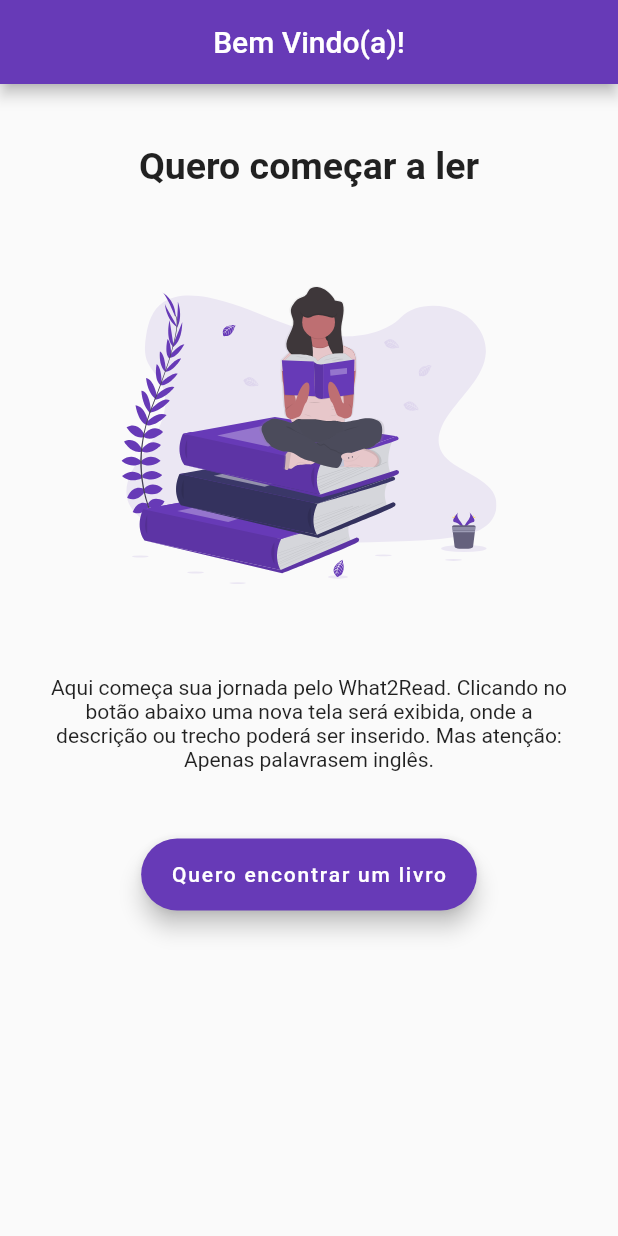
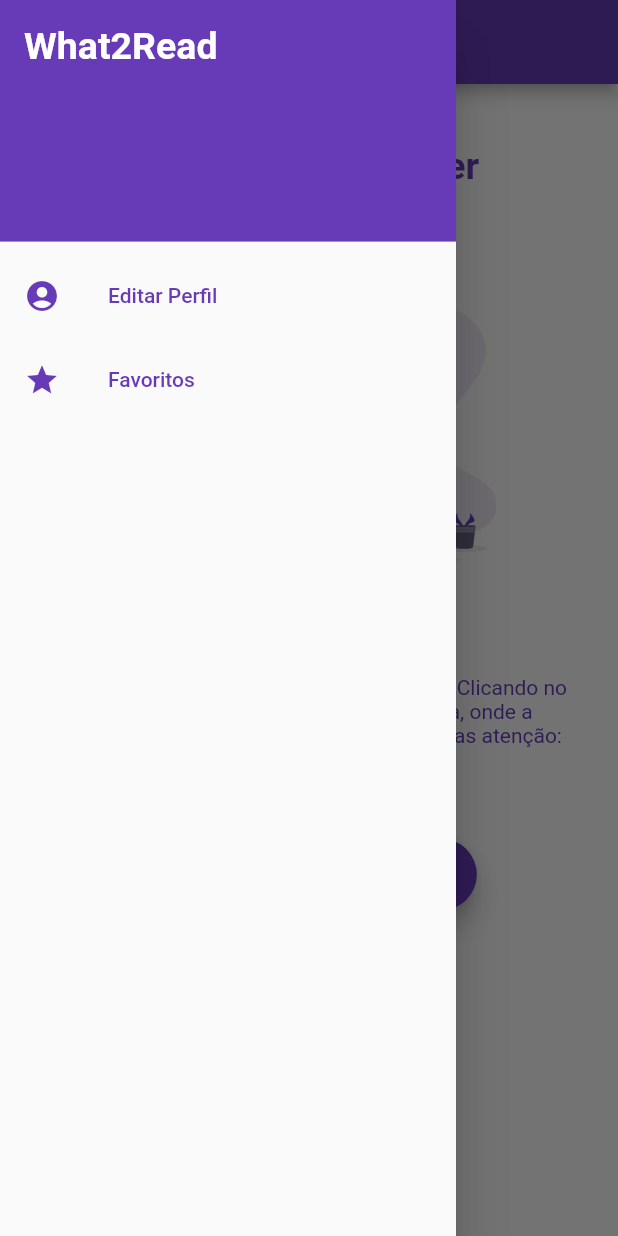
Before and after one commit to Hulltan/What2Read, a Flutter app: the FindBook screen opened by its route, with the side drawer open (before the commit the screen has no drawer), on a phone screen of 412 x 824 dp. Run offline on Flutter 3.47's test engine with Material 2 defaults, Android fonts, the phone set to English and light mode, and no system bars; our stand-ins replace firebase_auth, firebase_core, flutter_svg; accounts and stored records are empty.

Commit message:
Add Drawer

```diff
--- /dev/null
+++ b/lib/View/drawerBar.dart
@@ -0,0 +1,53 @@
+import 'package:flutter/material.dart';
+
+class DrawerBar extends StatelessWidget {
+  const DrawerBar({Key? key}) : super(key: key);
+
+  @override
+  Widget build(BuildContext context) {
+    return Drawer(
+      child: ListView(
+        children: [
+          const DrawerHeader(
+            decoration: BoxDecoration(
+              color: Colors.deepPurple,
+            ),
+            child: Text(
+              'What2Read',
+              style: const TextStyle(
+                  fontWeight: FontWeight.bold,
+                  color: Colors.white,
+                  fontSize: 25),
+            ),
+          ),
+          ListTile(
+            leading: Icon(
+              Icons.account_circle,
+              color: Colors.deepPurple,
+            ),
+            title: const Text(
+              'Editar Perfil',
+              style: const TextStyle(color: Colors.deepPurple),
+            ),
+            onTap: () {
+              Navigator.pop(context);
+            },
+          ),
+          ListTile(
+            leading: Icon(
+              Icons.star,
+              color: Colors.deepPurple,
+            ),
+            title: const Text(
+              'Favoritos',
+              style: const TextStyle(color: Colors.deepPurple),
+            ),
+            onTap: () {
+              // Navigator.pushNamed(context, '/savedBooks');
+            },
+          ),
+        ],
+      ),
+    );
+  }
+}
--- a/lib/View/findBook.dart
+++ b/lib/View/findBook.dart
@@ -1,5 +1,6 @@
 import 'package:flutter/material.dart';
 import 'package:flutter_svg/flutter_svg.dart';
+import 'package:what2read/View/drawerBar.dart';
 
 class FindBook extends StatefulWidget {
   const FindBook({Key? key, required this.title}) : super(key: key);
@@ -16,15 +17,20 @@ class _FindBookState extends State<FindBook> {
       appBar: AppBar(
         title: Text(widget.title),
         centerTitle: true,
-        automaticallyImplyLeading: false,
       ),
+      drawer: DrawerBar(),
       body: Center(
         child: Column(
           crossAxisAlignment: CrossAxisAlignment.center,
           children: [
             Container(
-              child: Text("Quero começar a ler",
-                  style: TextStyle(fontSize: 25, fontWeight: FontWeight.bold)),
+              child: Text(
+                "Quero começar a ler",
+                style: const TextStyle(
+                    fontWeight: FontWeight.bold,
+                    color: Colors.deepPurple,
+                    fontSize: 25),
+              ),
               padding: EdgeInsets.all(20),
               margin: EdgeInsets.only(bottom: 20, top: 20),
             ),
@@ -36,11 +42,13 @@ class _FindBookState extends State<FindBook> {
             ),
             Container(
               child: Text(
-                  'Aqui começa sua jornada pelo What2Read. Clicando no botão '
-                  'abaixo uma nova tela será exibida, onde a descrição '
-                  'ou trecho poderá ser inserido. Mas atenção: Apenas palavras'
-                  'em inglês.',
-                  textAlign: TextAlign.center),
+                'Aqui começa sua jornada pelo What2Read. Clicando no botão '
+                'abaixo uma nova tela será exibida, onde a descrição '
+                'ou trecho poderá ser inserido. Mas atenção: Apenas palavras'
+                'em inglês.',
+                textAlign: TextAlign.center,
+                style: const TextStyle(color: Colors.deepPurple),
+              ),
               padding: EdgeInsets.all(25),
               margin: EdgeInsets.only(bottom: 20),
             ),
--- a/lib/View/userInput.dart
+++ b/lib/View/userInput.dart
@@ -38,10 +38,13 @@ class _UserInputState extends State<UserInput> {
       crossAxisAlignment: CrossAxisAlignment.center,
       children: <Widget>[
         Text("Descreva o livro que você gostaria de ler",
-          style: const TextStyle(fontWeight: FontWeight.bold, color: Colors.deepPurple, fontSize: 25),
-        ),
+          style: const TextStyle(
+                  fontWeight: FontWeight.bold,
+                  color: Colors.deepPurple,
+                  fontSize: 25),
+            ),
         SizedBox(
-          height: 150,
+          height: 30,
         ),
         TextFormField(
           keyboardType: TextInputType.text,
@@ -53,7 +56,7 @@ class _UserInputState extends State<UserInput> {
           onSaved: (value) => searchText = value!,
         ),
         SizedBox(
-          height: 32,
+          height: 64,
         ),
         FloatingActionButton.extended(
           onPressed: () {
--- a/lib/main.dart
+++ b/lib/main.dart
@@ -4,7 +4,7 @@ import 'package:what2read/View/findBook.dart';
 import 'package:what2read/View/register.dart';
 import 'package:what2read/View/login.dart';
 import 'package:what2read/View/home.dart';
-import 'package:what2read/View/LivrosSalvos/savedBooks.dart';
+import 'package:what2read/View/LivrosSalvos/savedBookList.dart';
 import 'package:what2read/View/userInput.dart';
 import 'Controler/Firebase/firebase_init.dart';
 import 'View/verify_email.dart';
@@ -35,6 +35,7 @@ class MyApp extends StatelessWidget {
           '/verify' : (context) => VerifyScreen(),
           '/inserirTexto' : (context) => UserInput(title: 'Inserir Texto'),
           '/encontreSeuLivro' : (context) => EncontreSeuLivro(textApp: 'teste',title: "Livros sugeridos"),
+          // '/savedBooks' : (context) => SavedBookList(),
         });
   }
 }
```
